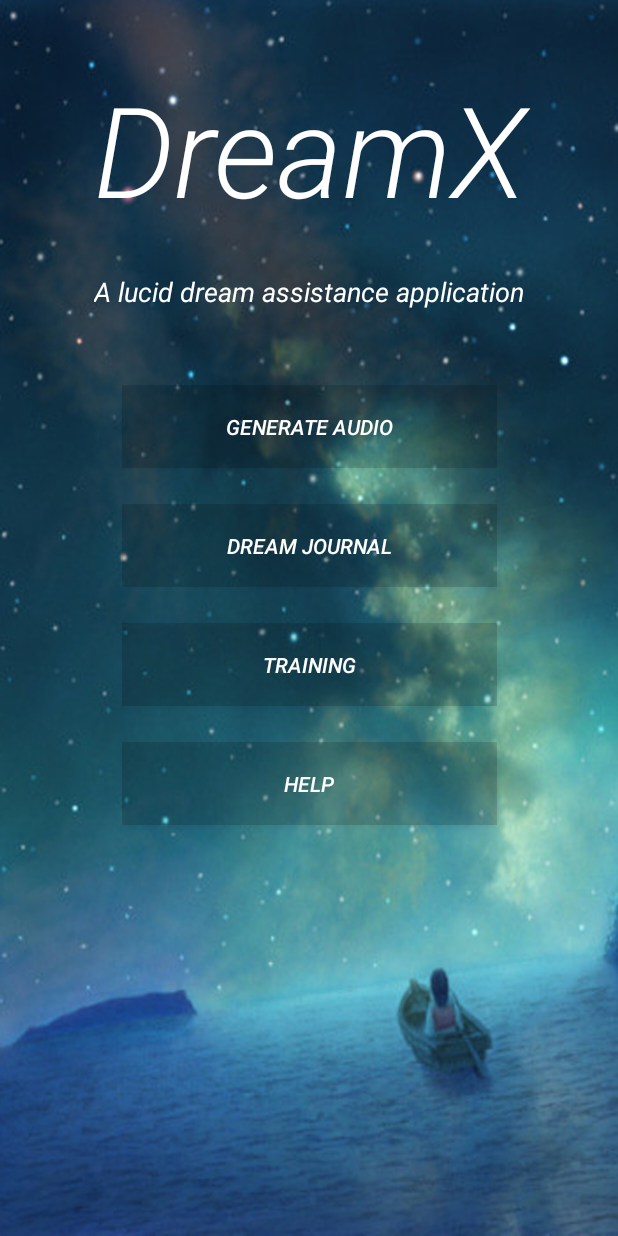
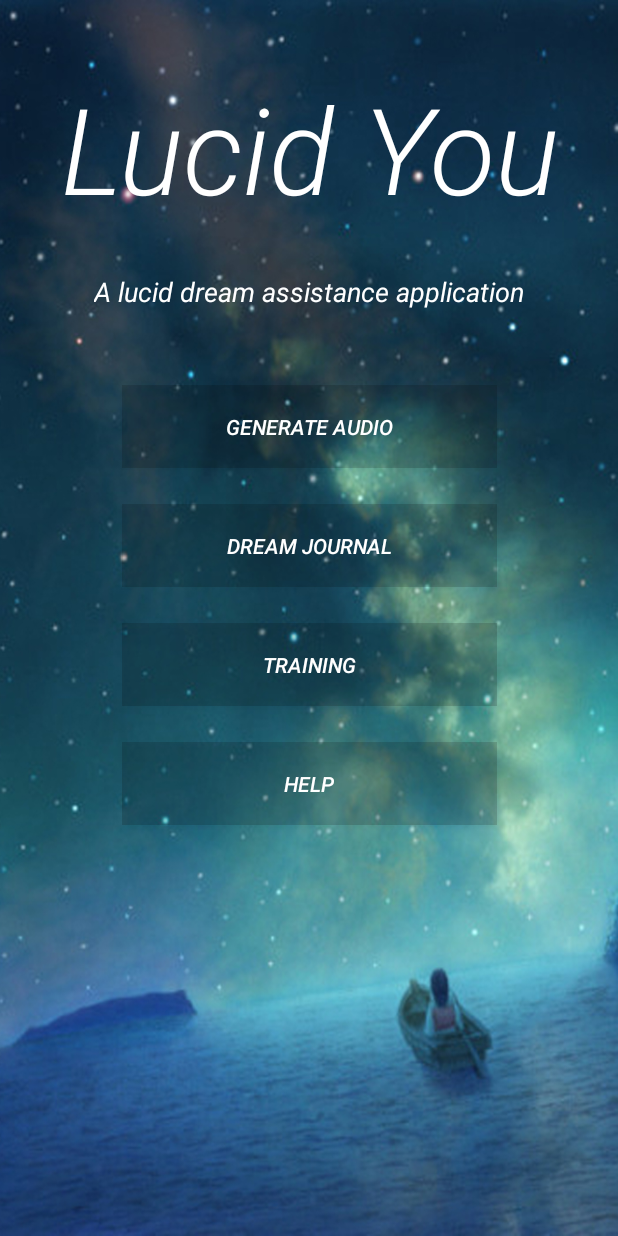
Before and after one commit to zhg0003/DesignProject, an Android app: the screen it shows after launch (MenuActivity), on a phone screen of 412 x 824 dp. Run offline under Robolectric (Android 15) with nearby library versions, the phone set to English and light mode, and no system bars.

```diff
--- a/app/build.gradle
+++ b/app/build.gradle
@@ -6,8 +6,8 @@ android {
         applicationId "com.example193LD.g.luciddreamgenerator"
         minSdkVersion 15
         targetSdkVersion 26
-        versionCode 1
-        versionName "1.0"
+        versionCode 2
+        versionName "2.0"
         testInstrumentationRunner "android.support.test.runner.AndroidJUnitRunner"
     }
     buildTypes {
--- a/app/src/main/java/com/example/g/luciddreamgenerator/MainActivity.java
+++ b/app/src/main/java/com/example/g/luciddreamgenerator/MainActivity.java
@@ -93,7 +93,7 @@ public class MainActivity extends AppCompatActivity {
             @Override
             public void onProgressChanged(SeekBar seekBar, int i, boolean b) {
                 if (spinner1.getSelectedItem().toString().equals("Tone"))
-                    showhz.setText(String.valueOf((float)i/10)+" Hz");
+                    showhz.setText(String.valueOf((float)i*10)+" Hz");
                 else
                     showhz.setText("Only Applicable to Tone");
             }
@@ -147,7 +147,7 @@ public class MainActivity extends AppCompatActivity {
                 Intent my_intent = new Intent(getBaseContext(), TimerActivity.class);
                 String selected_values = spinner1.getSelectedItem().toString();
                 selected_values = selected_values.concat("~");
-                selected_values = selected_values.concat(Float.toString((float)freq1.getProgress() / 10));
+                selected_values = selected_values.concat(Float.toString((float)freq1.getProgress()*100 / 10));
                 //selected_values = selected_values.concat("~");
                 //selected_values = selected_values.concat(Integer.toString(amp1.getProgress()));
                 my_intent.putExtra("SELECTED_VALUES", selected_values);
--- a/app/src/main/res/layout/content_menu.xml
+++ b/app/src/main/res/layout/content_menu.xml
@@ -19,9 +19,9 @@
         android:layout_marginTop="24dp"
         android:fontFamily="sans-serif-light"
         android:gravity="center"
-        android:text="DreamX"
+        android:text="Lucid You"
         android:textColor="#FFF"
-        android:textSize="84sp"
+        android:textSize="80sp"
         android:textStyle="italic"
         app:layout_constraintEnd_toEndOf="parent"
         app:layout_constraintStart_toStartOf="parent"
```
Also changed, not shown: app/src/main/java/com/example/g/luciddreamgenerator/JournalListActivity.java (+5 -2 lines), app/src/main/java/com/example/g/luciddreamgenerator/TimerActivity.java (+5 -4 lines), 58 other files.
